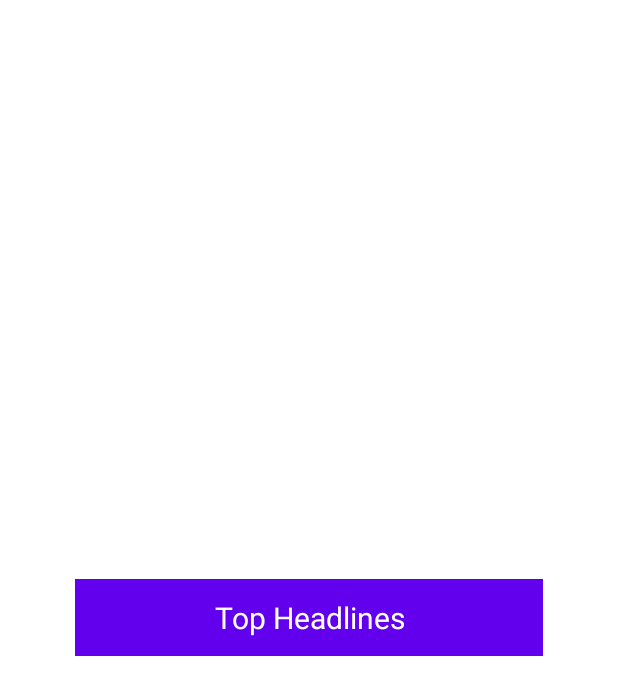
After one commit to AbdulRehmanKidwai/NewsApp-MVVM, an Android app: the layout source_item_layout.xml on its own in the app's theme, with its tools: preview values and no code run, on a phone screen of 412 x 824 dp. The commit adds this screen. Shown: the top 695 px of the screen. Run offline under Robolectric (Android 15) with nearby library versions, the phone set to English and light mode, and no system bars.

Commit message:
Implement News Sources

```diff
--- a/app/src/main/java/com/newsapp/android/di/api/NetworkService.kt
+++ b/app/src/main/java/com/newsapp/android/di/api/NetworkService.kt
@@ -1,5 +1,6 @@
 package com.newsapp.android.di.api
 
+import com.newsapp.android.data.model.sources.SourcesResponse
 import com.newsapp.android.data.model.topHeadines.TopHeadlinesResponse
 import retrofit2.http.GET
 import retrofit2.http.Query
@@ -11,4 +12,7 @@ interface NetworkService {
     @GET("top-headlines")
     suspend fun getTopHeadlines(@Query("country") country: String): TopHeadlinesResponse
 
+    @GET("top-headlines/sources")
+    suspend fun getSources(): SourcesResponse
+
 }
--- a/app/src/main/java/com/newsapp/android/di/component/ActivityComponent.kt
+++ b/app/src/main/java/com/newsapp/android/di/component/ActivityComponent.kt
@@ -2,6 +2,7 @@ package com.newsapp.android.di.component
 
 import com.newsapp.android.di.ActivityScope
 import com.newsapp.android.di.module.ActivityModule
+import com.newsapp.android.ui.sources.NewsSourceActivity
 import com.newsapp.android.ui.topHeadlines.TopHeadlinesActivity
 import dagger.Component
 
@@ -10,5 +11,6 @@ import dagger.Component
 interface ActivityComponent {
 
     fun inject(activity:TopHeadlinesActivity)
+    fun inject(activity:NewsSourceActivity)
 
 }
--- a/app/src/main/java/com/newsapp/android/ui/MainActivity.kt
+++ b/app/src/main/java/com/newsapp/android/ui/MainActivity.kt
@@ -7,6 +7,7 @@ import com.newsapp.android.databinding.ActivityMainBinding
 import com.newsapp.android.di.component.ActivityComponent
 import com.newsapp.android.ui.base.BaseActivity
 import com.newsapp.android.ui.base.BaseViewModel
+import com.newsapp.android.ui.sources.NewsSourceActivity
 import com.newsapp.android.ui.topHeadlines.TopHeadlinesActivity
 
 
@@ -56,7 +57,7 @@ class MainActivity : BaseActivity<ActivityMainBinding,
                     TopHeadlinesActivity::class.java
                 )
             )
-
+            binding.tvNewsSources.id -> startActivity(Intent(this, NewsSourceActivity::class.java))
 
         }
 
--- /dev/null
+++ b/app/src/main/res/layout/source_item_layout.xml
@@ -0,0 +1,20 @@
+<?xml version="1.0" encoding="utf-8"?>
+
+<TextView xmlns:android="http://schemas.android.com/apk/res/android"
+    android:id="@+id/tvItem"
+    android:layout_width="match_parent"
+    android:layout_height="wrap_content"
+    android:layout_gravity="center"
+    android:background="@color/purple_500"
+    android:gravity="center"
+    android:layout_marginStart="50dp"
+    android:layout_marginEnd="50dp"
+    android:layout_marginTop="10dp"
+    android:layout_marginBottom="10dp"
+    android:paddingStart="20dp"
+    android:paddingTop="12dp"
+    android:paddingEnd="20dp"
+    android:paddingBottom="12dp"
+    android:text="@string/topHeadline"
+    android:textColor="@color/white"
+    android:textSize="20sp" />
```
Also changed, not shown: app/src/main/AndroidManifest.xml (+8 -0 lines), app/src/main/java/com/newsapp/android/data/model/sources/Source.kt (added, +11 -0 lines), app/src/main/java/com/newsapp/android/data/model/sources/SourcesResponse.kt (added, +8 -0 lines), app/src/main/java/com/newsapp/android/data/repository/NewsSourceRepository.kt (added, +24 -0 lines), app/src/main/java/com/newsapp/android/di/module/ActivityModule.kt (+14 -0 lines), app/src/main/java/com/newsapp/android/ui/sources/NewsSourceActivity.kt (added, +74 -0 lines), app/src/main/java/com/newsapp/android/ui/sources/NewsSourceAdapter.kt (added, +39 -0 lines), app/src/main/java/com/newsapp/android/ui/sources/NewsSourceViewModel.kt (added, +38 -0 lines), app/src/main/res/layout/activity_news_source.xml (added, +25 -0 lines).
